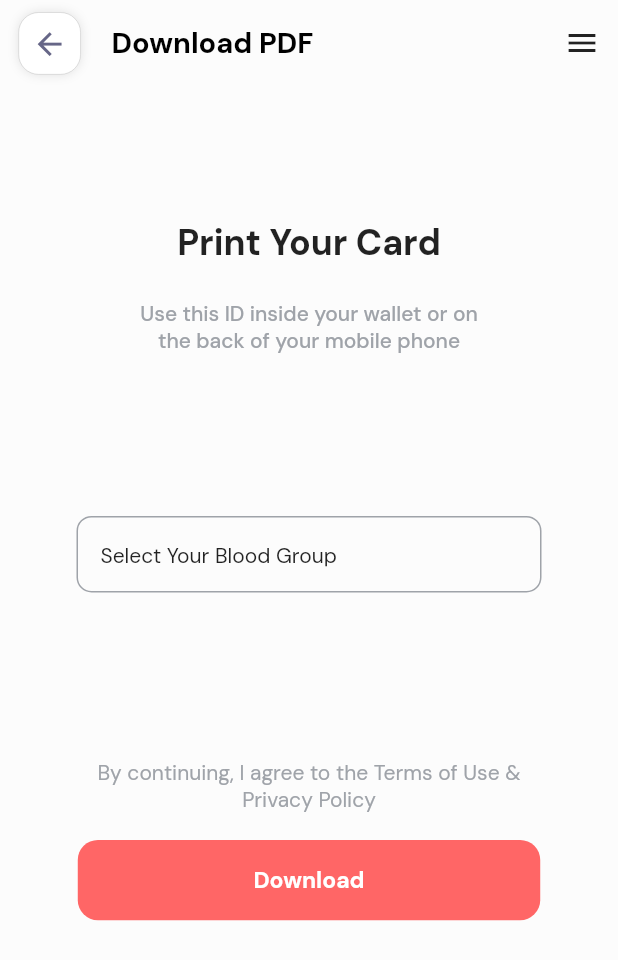
After one commit to codevirtss/okapp, a Flutter app: the screen it shows after launch, on a phone screen of 412 x 824 dp. The commit adds this screen. Shown: the top 960 px of the screen. Run offline on Flutter 3.47's test engine with Material 2 defaults, Android fonts, the phone set to English and light mode, and no system bars; our stand-ins replace dotted_border, eva_icons_flutter, get, google_fonts, responsive_sizer.

Commit message:
working on download pdf

```diff
--- a/lib/Screens/callDrop.dart
+++ b/lib/Screens/callDrop.dart
@@ -78,7 +78,7 @@ click below to reconnect
                   SizedBox(
                     height: 66,
                   ),
-                    Icon(
+                  Icon(
                     Icons.cancel_outlined,
                     color: Kolors.primaryRed,
                     size: 30.sp,
--- /dev/null
+++ b/lib/Screens/downloadPdf.dart
@@ -0,0 +1,90 @@
+import 'package:flutter/material.dart';
+import 'package:flutter/src/foundation/key.dart';
+import 'package:flutter/src/widgets/framework.dart';
+import 'package:google_fonts/google_fonts.dart';
+import 'package:okapp/Utils/Colors.dart';
+import 'package:okapp/Utils/KAppBar.dart';
+import 'package:okapp/Utils/MainButton.dart';
+import 'package:responsive_sizer/responsive_sizer.dart';
+
+class DownloadPdfScreen extends StatelessWidget {
+  const DownloadPdfScreen({Key? key}) : super(key: key);
+
+  @override
+  Widget build(BuildContext context) {
+    return Scaffold(
+      backgroundColor: Kolors.backgroundColor,
+      body: SafeArea(
+        child: Container(
+          height: 100.h,
+          width: 100.w,
+          child: Column(
+            children: [
+              const KAppBar(title: "Download PDF"),
+              SizedBox(
+                height: 88,
+              ),
+              Text(
+                "Print Your Card",
+                style: TextStyle(
+                  fontWeight: FontWeight.w700,
+                  fontSize: 20.sp,
+                ),
+              ),
+              SizedBox(
+                height: 23,
+              ),
+              Text(
+                """Use this ID inside your wallet or on
+the back of your mobile phone
+""",
+                textAlign: TextAlign.center,
+                style: TextStyle(
+                    color: Kolors.primaryGrey,
+                    fontWeight: FontWeight.w500,
+                    fontSize: 14.px),
+              ),
+              SizedBox(
+                height: 90,
+              ),
+              Container(
+                height: 51.px,
+                width: 310.px,
+                child: Padding(
+                  padding: const EdgeInsets.only(
+                      top: 16.5, bottom: 16.5, left: 15, right: 30),
+                  child: Text(
+                    "Select Your Blood Group",
+                    style: GoogleFonts.dmSans(
+                      fontWeight: FontWeight.w400,
+                      fontSize: 14.px,
+                    ),
+                  ),
+                ),
+                decoration: BoxDecoration(
+                    border: Border.all(
+                      color: Kolors.primaryGrey,
+                    ),
+                    borderRadius: BorderRadius.circular(10.px)),
+              ),
+              SizedBox(
+                height: 111,
+              ),
+              Text(
+                """By continuing, I agree to the Terms of Use &
+Privacy Policy
+""",
+                textAlign: TextAlign.center,
+                style: TextStyle(
+                    color: Kolors.primaryGrey,
+                    fontWeight: FontWeight.w400,
+                    fontSize: 14.px),
+              ),
+              MainButton(isIcon: false, onPressed: () {}, title: "Download")
+            ],
+          ),
+        ),
+      ),
+    );
+  }
+}
--- a/lib/Utils/MainButton.dart
+++ b/lib/Utils/MainButton.dart
@@ -36,7 +36,7 @@ class MainButton extends StatelessWidget {
         ),
         decoration: BoxDecoration(
           color: Kolors.primaryRed,
-          borderRadius: BorderRadius.circular(20.sp)
+          borderRadius: BorderRadius.circular(15.sp)
         ),
       ),
     );
--- a/lib/main.dart
+++ b/lib/main.dart
@@ -3,12 +3,14 @@ import 'package:get/get.dart';
 import 'package:google_fonts/google_fonts.dart';
 import 'package:okapp/Screens/MainPage.dart';
 import 'package:okapp/Screens/reportEvent.dart';
+import 'package:okapp/Screens/shareTheApp.dart';
 import 'package:responsive_sizer/responsive_sizer.dart';
 
 import 'Screens/callDrop.dart';
+import 'Screens/downloadPdf.dart';
 
 void main() {
-  runApp(MyApp());
+  runApp(const MyApp());
 }
 
 class MyApp extends StatelessWidget {
@@ -21,7 +23,7 @@ class MyApp extends StatelessWidget {
           theme: ThemeData(textTheme: GoogleFonts.dmSansTextTheme()),
           debugShowCheckedModeBanner: false,
           title: 'Ok App',
-          home: const CallDropScreen());
+          home: const DownloadPdfScreen());
     });
   }
 }
```
Also changed, not shown: lib/Screens/shareTheApp.dart (added, +93 -0 lines).
